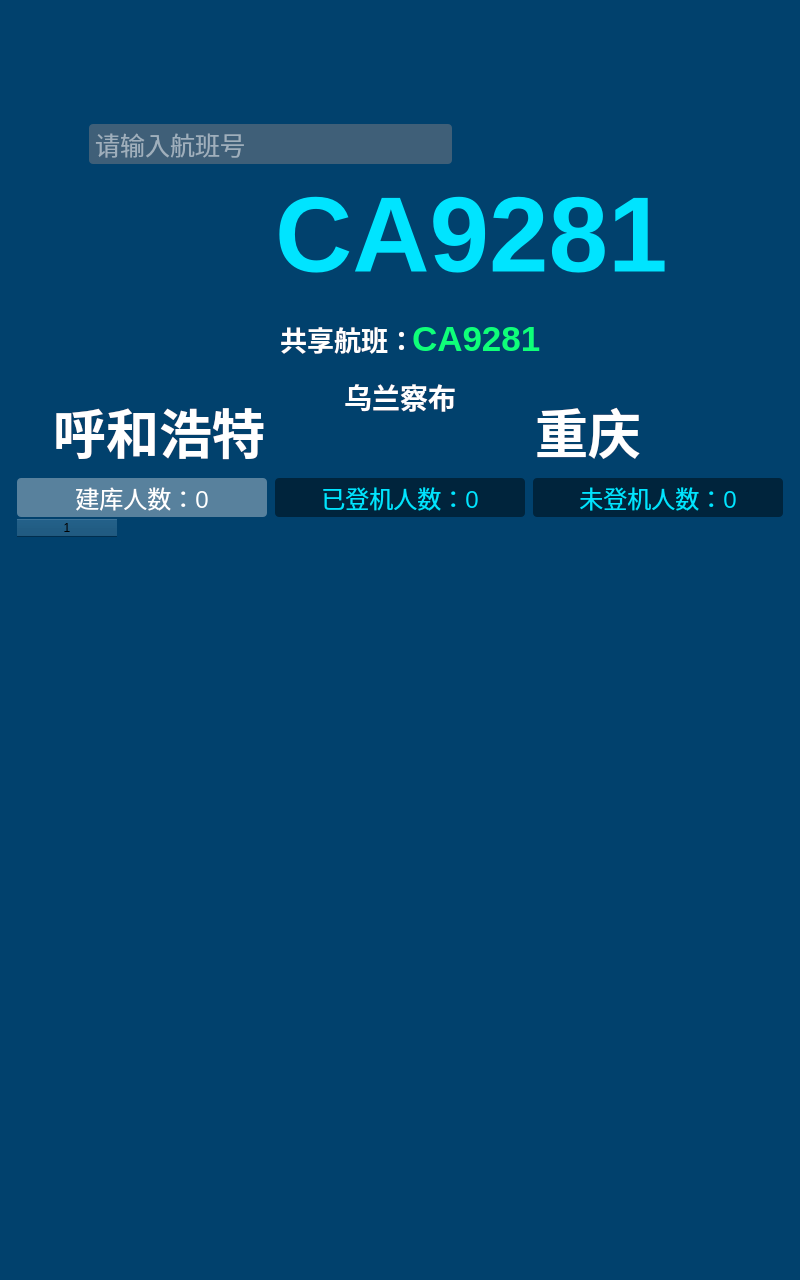
Before: the Qt Designer form BoardingControl_Linux/UI_Classes/flightenquires.ui in 17719543022/Review, drawn with Qt 5.
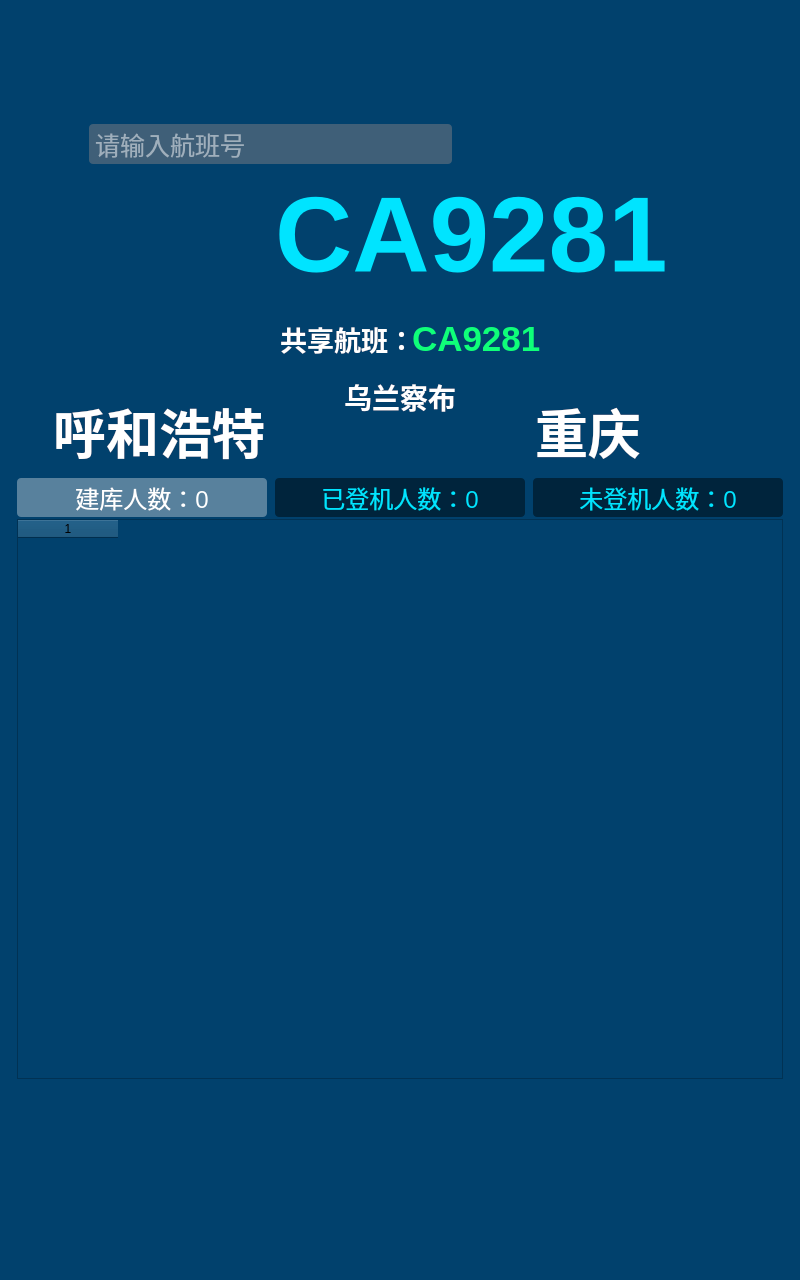
After: the same form once the commit is applied. Icons and pictures are not drawn.

```diff
--- a/BoardingControl_Linux/UI_Classes/flightenquires.ui
+++ b/BoardingControl_Linux/UI_Classes/flightenquires.ui
@@ -811,6 +811,34 @@
      </property>
      <column/>
     </widget>
+    <widget class="QTableWidget" name="boardingTableWidget">
+     <property name="geometry">
+      <rect>
+       <x>2</x>
+       <y>2</y>
+       <width>766</width>
+       <height>560</height>
+      </rect>
+     </property>
+     <property name="columnCount">
+      <number>1</number>
+     </property>
+     <column/>
+    </widget>
+    <widget class="QTableWidget" name="notboardingTableWidget">
+     <property name="geometry">
+      <rect>
+       <x>2</x>
+       <y>2</y>
+       <width>766</width>
+       <height>560</height>
+      </rect>
+     </property>
+     <property name="columnCount">
+      <number>1</number>
+     </property>
+     <column/>
+    </widget>
    </widget>
    <widget class="QWidget" name="inputWidget" native="true">
     <property name="geometry">
```
Left out of the diff: 492 changed lines with no effect on the pictures.
